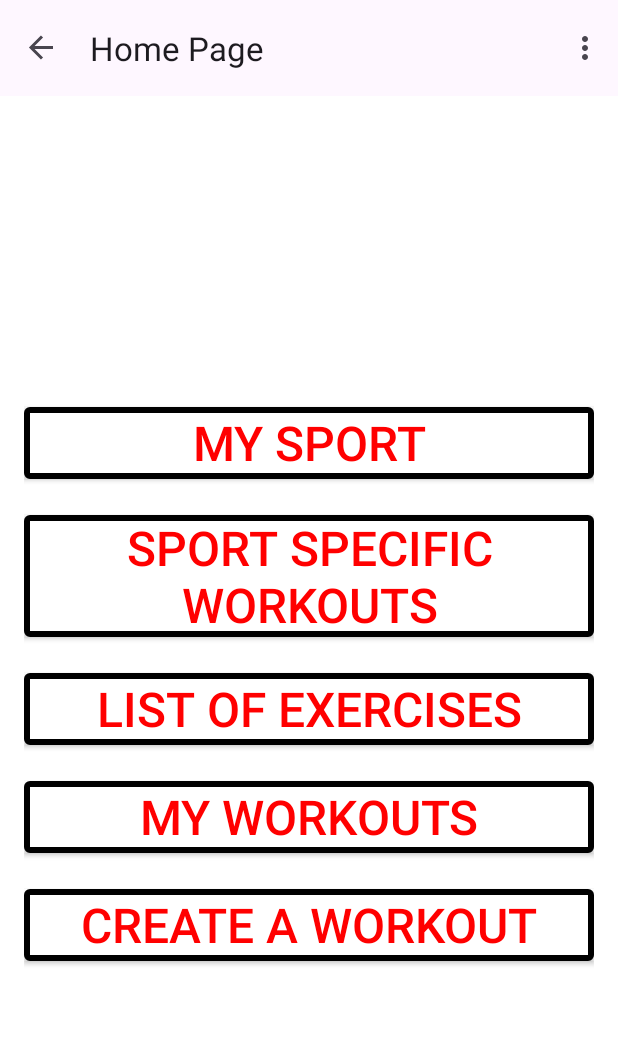
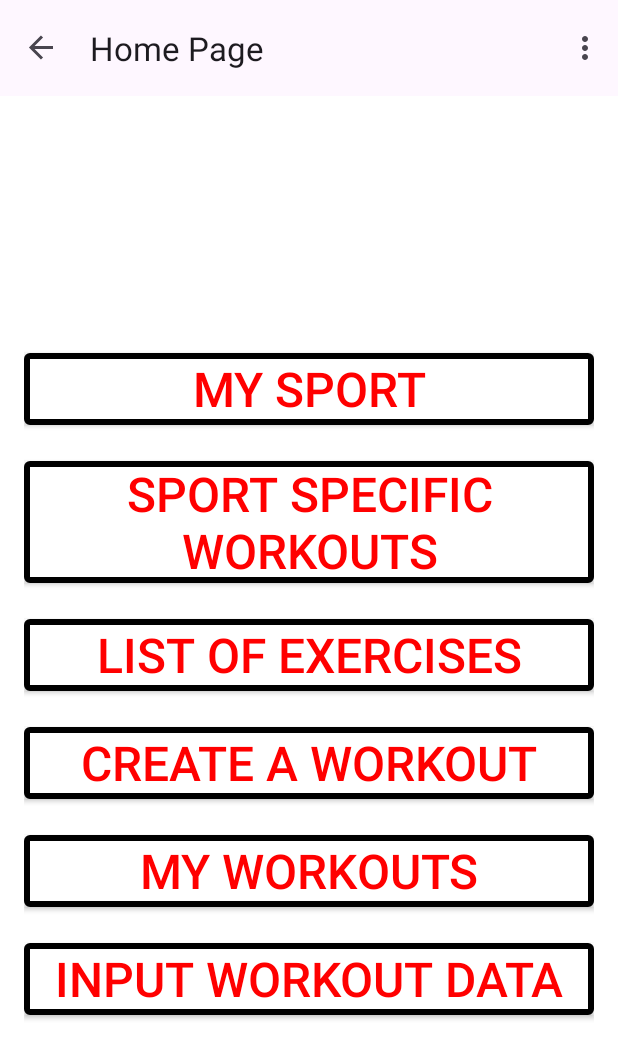
Before and after one commit to AidanMon/CSC-SWE-FitX, an Android app: the HomePage screen opened through its navigation route, on a phone screen of 412 x 824 dp. Shown: the top 1059 px of the screen. Run offline under Robolectric (Android 15) with nearby library versions, the phone set to English and light mode, and no system bars; our stand-ins replace Firebase (no records; nobody signed in at launch, a user with empty details on screens opened directly), navigation-ui.

Commit message:
Implemented all user created workout

```diff
--- a/FitX/app/src/main/java/com/example/fitx/repository/ExerciseRepository.kt
+++ b/FitX/app/src/main/java/com/example/fitx/repository/ExerciseRepository.kt
@@ -73,6 +73,11 @@ class ExerciseRepository {
                             collectionNames.remove("Scheduled Workouts")
                             collectionNames.remove("Input Data")
                             collectionNames.remove("Feedback")
+                            if(collectionNames[0] == ""){
+                                val error = mutableListOf<Pair<String, MutableList<Exercise>>>()
+                                callback.onError(error)
+                            }
+                            else{
                                 for (collectionName in collectionNames) {
                                     val collectionReference = db.collection("users").document(currentUser.uid).collection(collectionName)
 
@@ -100,6 +105,7 @@ class ExerciseRepository {
                                             callback.onError(error)
                                         }
                                 }
+                            }
 
                         } else {
                             //The field doesn't exist so we return an empty list
--- a/FitX/app/src/main/java/com/example/fitx/view/HomePage.kt
+++ b/FitX/app/src/main/java/com/example/fitx/view/HomePage.kt
@@ -99,6 +99,10 @@ class HomePage: Fragment() {
             findNavController().navigate((R.id.action_HomePage_to_UserWorkouts))
         }
 
+        binding.userWorkoutsButton.setOnClickListener {
+            findNavController().navigate((R.id.action_HomePage_to_UserWorkouts))
+        }
+
         //Button for user sport
         binding.userSport.setOnClickListener {
             //Code to find user sport and go to that page
--- a/FitX/app/src/main/res/layout/home_page.xml
+++ b/FitX/app/src/main/res/layout/home_page.xml
@@ -40,6 +40,16 @@
         android:textSize="32sp" />
 
     <androidx.appcompat.widget.AppCompatButton
+        android:id="@+id/createAWorkoutButton"
+        android:layout_width="match_parent"
+        android:layout_height="wrap_content"
+        android:background="@drawable/workout_border"
+        android:text="Create a Workout"
+        android:textColor="@color/red"
+        android:textSize="32sp"
+        android:layout_marginTop="24dp"/>
+
+    <androidx.appcompat.widget.AppCompatButton
         android:id="@+id/userWorkoutsButton"
         android:layout_width="match_parent"
         android:layout_height="wrap_content"
@@ -50,11 +60,11 @@
         android:layout_marginTop="24dp"/>
 
     <androidx.appcompat.widget.AppCompatButton
-        android:id="@+id/createAWorkoutButton"
+        android:id="@+id/inputUserWorkoutDataButton"
         android:layout_width="match_parent"
         android:layout_height="wrap_content"
         android:background="@drawable/workout_border"
-        android:text="Create a Workout"
+        android:text="Input Workout Data"
         android:textColor="@color/red"
         android:textSize="32sp"
         android:layout_marginTop="24dp"/>
```
Also changed, not shown: 102 other files. Lines whose indentation alone changed are shown as unchanged.
